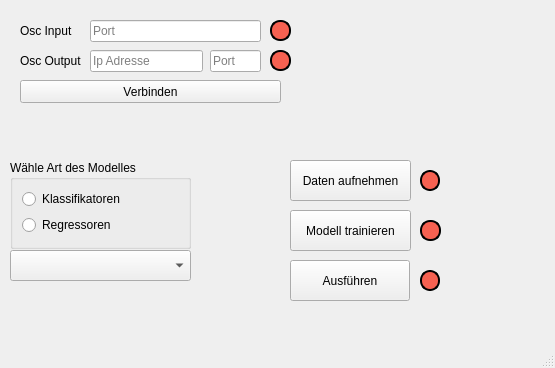
Old version of the form src/gui/qt/untitled.ui in the repository bruggor10/obs_osc_bridge.
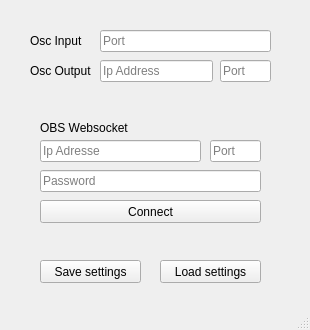
New version of the form.

What changed in the file:
```diff
--- a/src/gui/qt/untitled.ui
+++ b/src/gui/qt/untitled.ui
@@ -6,83 +6,19 @@
    <rect>
     <x>0</x>
     <y>0</y>
-    <width>555</width>
-    <height>368</height>
+    <width>310</width>
+    <height>330</height>
    </rect>
   </property>
   <property name="windowTitle">
    <string>MainWindow</string>
   </property>
   <widget class="QWidget" name="centralwidget">
-   <widget class="QGroupBox" name="groupBox">
-    <property name="geometry">
-     <rect>
-      <x>10</x>
-      <y>160</y>
-      <width>181</width>
-      <height>89</height>
-     </rect>
-    </property>
-    <property name="title">
-     <string>Wähle Art des Modelles</string>
-    </property>
-    <layout class="QVBoxLayout" name="verticalLayout">
-     <item>
-      <widget class="QRadioButton" name="model_type_classifiers">
-       <property name="text">
-        <string>Klassifikatoren</string>
-       </property>
-      </widget>
-     </item>
-     <item>
-      <widget class="QRadioButton" name="model_type_regressors">
-       <property name="cursor">
-        <cursorShape>ArrowCursor</cursorShape>
-       </property>
-       <property name="text">
-        <string>Regressoren</string>
-       </property>
-      </widget>
-     </item>
-    </layout>
-   </widget>
-   <widget class="QComboBox" name="models">
-    <property name="geometry">
-     <rect>
-      <x>10</x>
-      <y>250</y>
-      <width>181</width>
-      <height>31</height>
-     </rect>
-    </property>
-   </widget>
-   <widget class="QLabel" name="data_in_blink">
-    <property name="geometry">
-     <rect>
-      <x>270</x>
-      <y>20</y>
-      <width>21</width>
-      <height>21</height>
-     </rect>
-    </property>
-    <property name="autoFillBackground">
-     <bool>false</bool>
-    </property>
-    <property name="styleSheet">
-     <string notr="true">background-color: rgb(246, 97, 81);
-border-color: rgb(119, 118, 123);
-border-radius: 10px;
-border: 2px solid;</string>
-    </property>
-    <property name="text">
-     <string/>
-    </property>
-   </widget>
    <widget class="QLabel" name="label">
     <property name="geometry">
      <rect>
-      <x>20</x>
-      <y>20</y>
+      <x>30</x>
+      <y>30</y>
       <width>58</width>
       <height>21</height>
      </rect>
@@ -94,8 +30,8 @@
    <widget class="QLabel" name="label_2">
     <property name="geometry">
      <rect>
-      <x>20</x>
-      <y>50</y>
+      <x>30</x>
+      <y>60</y>
       <width>71</width>
       <height>21</height>
      </rect>
@@ -104,163 +40,24 @@
      <string>Osc Output</string>
     </property>
    </widget>
-   <widget class="QLabel" name="data_out_blink">
-    <property name="geometry">
-     <rect>
-      <x>270</x>
-      <y>50</y>
-      <width>21</width>
-      <height>21</height>
-     </rect>
-    </property>
-    <property name="autoFillBackground">
-     <bool>false</bool>
-    </property>
-    <property name="styleSheet">
-     <string notr="true">background-color: rgb(246, 97, 81);
-border-color: rgb(119, 118, 123);
-border-radius: 10px;
-border: 2px solid;</string>
-    </property>
-    <property name="text">
-     <string/>
-    </property>
-   </widget>
-   <widget class="QPushButton" name="train_btn">
-    <property name="geometry">
-     <rect>
-      <x>290</x>
-      <y>210</y>
-      <width>121</width>
-      <height>41</height>
-     </rect>
-    </property>
-    <property name="text">
-     <string>Modell trainieren</string>
-    </property>
-   </widget>
-   <widget class="QLabel" name="model_trainingstatus">
-    <property name="geometry">
-     <rect>
-      <x>420</x>
-      <y>220</y>
-      <width>21</width>
-      <height>21</height>
-     </rect>
-    </property>
-    <property name="autoFillBackground">
-     <bool>false</bool>
-    </property>
-    <property name="styleSheet">
-     <string notr="true">background-color: rgb(246, 97, 81);
-border-color: rgb(119, 118, 123);
-border-radius: 10px;
-border: 2px solid;</string>
-    </property>
-    <property name="text">
-     <string/>
-    </property>
-   </widget>
-   <widget class="QPushButton" name="record_btn">
-    <property name="geometry">
-     <rect>
-      <x>290</x>
-      <y>160</y>
-      <width>121</width>
-      <height>41</height>
-     </rect>
-    </property>
-    <property name="text">
-     <string>Daten aufnehmen</string>
-    </property>
-    <property name="checkable">
-     <bool>false</bool>
-    </property>
-   </widget>
-   <widget class="QLabel" name="rec_status">
-    <property name="geometry">
-     <rect>
-      <x>420</x>
-      <y>170</y>
-      <width>20</width>
-      <height>21</height>
-     </rect>
-    </property>
-    <property name="autoFillBackground">
-     <bool>false</bool>
-    </property>
-    <property name="styleSheet">
-     <string notr="true">background-color: rgb(246, 97, 81);
-border-color: rgb(119, 118, 123);
-border-radius: 10px;
-border: 2px solid;</string>
-    </property>
-    <property name="text">
-     <string/>
-    </property>
-   </widget>
-   <widget class="QLabel" name="model_runstatus">
-    <property name="geometry">
-     <rect>
-      <x>420</x>
-      <y>270</y>
-      <width>20</width>
-      <height>21</height>
-     </rect>
-    </property>
-    <property name="layoutDirection">
-     <enum>Qt::LayoutDirection::LeftToRight</enum>
-    </property>
-    <property name="autoFillBackground">
-     <bool>false</bool>
-    </property>
-    <property name="styleSheet">
-     <string notr="true">background-color: rgb(246, 97, 81);
-border-color: rgb(119, 118, 123);
-border-radius: 10px;
-border: 2px solid;</string>
-    </property>
-    <property name="text">
-     <string/>
-    </property>
-   </widget>
-   <widget class="QPushButton" name="run_btn">
-    <property name="geometry">
-     <rect>
-      <x>290</x>
-      <y>260</y>
-      <width>120</width>
-      <height>41</height>
-     </rect>
-    </property>
-    <property name="layoutDirection">
-     <enum>Qt::LayoutDirection::LeftToRight</enum>
-    </property>
-    <property name="text">
-     <string>Ausführen</string>
-    </property>
-    <property name="checkable">
-     <bool>false</bool>
-    </property>
-   </widget>
    <widget class="QLineEdit" name="sender_ip">
     <property name="geometry">
      <rect>
-      <x>90</x>
-      <y>50</y>
+      <x>100</x>
+      <y>60</y>
       <width>113</width>
       <height>22</height>
      </rect>
     </property>
     <property name="placeholderText">
-     <string>Ip Adresse</string>
+     <string>Ip Address</string>
     </property>
    </widget>
    <widget class="QLineEdit" name="sender_port">
     <property name="geometry">
      <rect>
-      <x>210</x>
-      <y>50</y>
+      <x>220</x>
+      <y>60</y>
       <width>51</width>
       <height>22</height>
      </rect>
@@ -272,8 +69,8 @@
    <widget class="QLineEdit" name="receiver_port">
     <property name="geometry">
      <rect>
-      <x>90</x>
-      <y>20</y>
+      <x>100</x>
+      <y>30</y>
       <width>171</width>
       <height>22</height>
      </rect>
@@ -282,17 +79,98 @@
      <string>Port</string>
     </property>
    </widget>
+   <widget class="QLabel" name="label_3">
+    <property name="geometry">
+     <rect>
+      <x>40</x>
+      <y>120</y>
+      <width>101</width>
+      <height>16</height>
+     </rect>
+    </property>
+    <property name="text">
+     <string>OBS Websocket</string>
+    </property>
+   </widget>
+   <widget class="QLineEdit" name="obs_ip">
+    <property name="geometry">
+     <rect>
+      <x>40</x>
+      <y>140</y>
+      <width>161</width>
+      <height>22</height>
+     </rect>
+    </property>
+    <property name="placeholderText">
+     <string>Ip Adresse</string>
+    </property>
+   </widget>
+   <widget class="QLineEdit" name="obs_port">
+    <property name="geometry">
+     <rect>
+      <x>210</x>
+      <y>140</y>
+      <width>51</width>
+      <height>22</height>
+     </rect>
+    </property>
+    <property name="placeholderText">
+     <string>Port</string>
+    </property>
+   </widget>
+   <widget class="QLineEdit" name="obs_pass">
+    <property name="geometry">
+     <rect>
+      <x>40</x>
+      <y>170</y>
+      <width>221</width>
+      <height>22</height>
+     </rect>
+    </property>
+    <property name="echoMode">
+     <enum>QLineEdit::EchoMode::Password</enum>
+    </property>
+    <property name="placeholderText">
+     <string>Password</string>
+    </property>
+   </widget>
    <widget class="QPushButton" name="connect_btn">
     <property name="geometry">
      <rect>
-      <x>20</x>
-      <y>80</y>
-      <width>261</width>
+      <x>40</x>
+      <y>200</y>
+      <width>221</width>
       <height>23</height>
      </rect>
     </property>
     <property name="text">
-     <string>Verbinden</string>
+     <string>Connect</string>
+    </property>
+   </widget>
+   <widget class="QPushButton" name="save_btn">
+    <property name="geometry">
+     <rect>
+      <x>40</x>
+      <y>260</y>
+      <width>101</width>
+      <height>23</height>
+     </rect>
+    </property>
+    <property name="text">
+     <string>Save settings</string>
+    </property>
+   </widget>
+   <widget class="QPushButton" name="load_btn">
+    <property name="geometry">
+     <rect>
+      <x>160</x>
+      <y>260</y>
+      <width>101</width>
+      <height>23</height>
+     </rect>
+    </property>
+    <property name="text">
+     <string>Load settings</string>
     </property>
    </widget>
   </widget>
```
Left out of the diff: 15 changed lines with no effect on the pictures.
